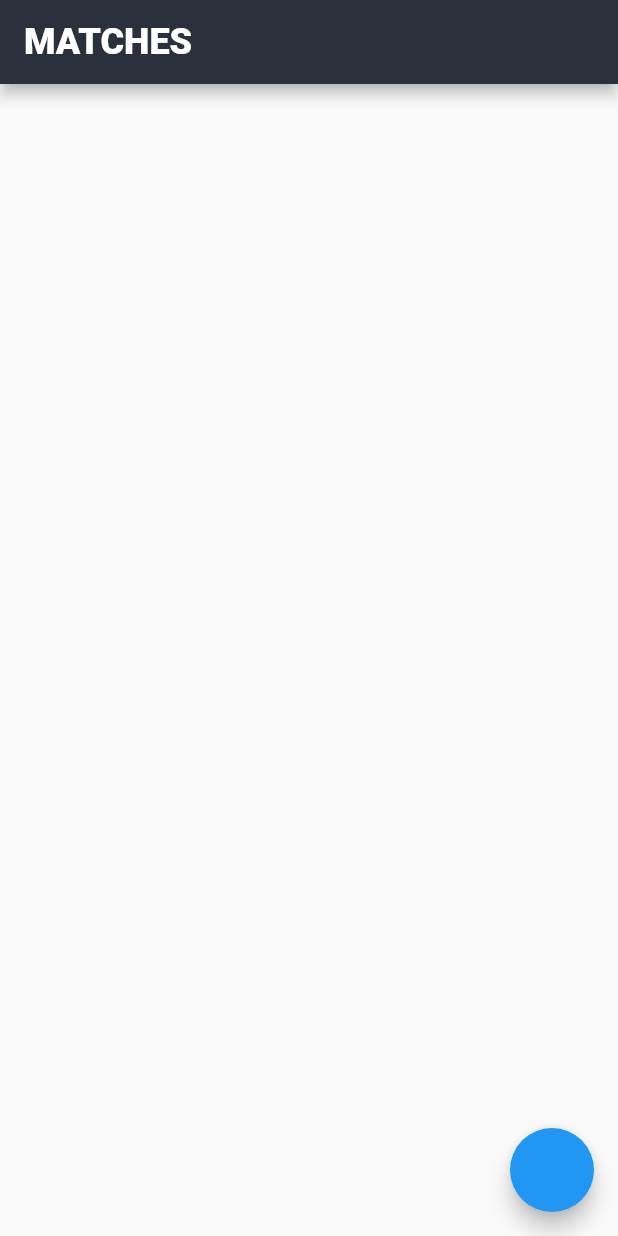
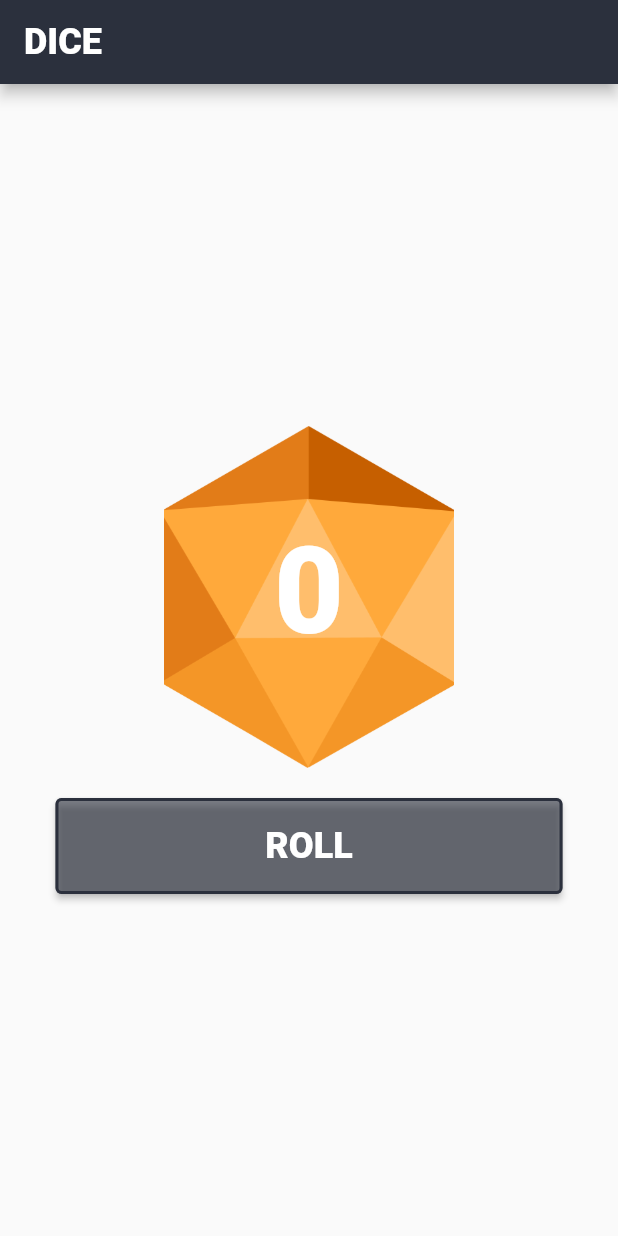
Before and after one commit to adityadave29/football_app, a Flutter app: the screen it shows after launch, on a phone screen of 412 x 824 dp. Run offline on Flutter 3.47's test engine with Material 2 defaults, Android fonts, the phone set to English and light mode, and no system bars; Roboto replaces fonts that are missing (DIN Pro).

Commit message:
"29-sep"

```diff
--- /dev/null
+++ b/lib/components/appbar.dart
@@ -0,0 +1,22 @@
+import 'package:flutter/material.dart';
+
+class appBar extends StatelessWidget {
+  const appBar({super.key, required this.title});
+
+  final String title;
+
+  @override
+  Widget build(BuildContext context) {
+    return Text(
+      title,
+      textAlign: TextAlign.center,
+      style: const TextStyle(
+        color: Colors.white,
+        fontSize: 24,
+        fontFamily: 'DIN Pro',
+        fontWeight: FontWeight.w900,
+        height: 0,
+      ),
+    );
+  }
+}
--- a/lib/main.dart
+++ b/lib/main.dart
@@ -1,4 +1,5 @@
 import 'package:flutter/material.dart';
+import 'package:football_app/screens/dice_roller.dart';
 import 'package:football_app/screens/homepage.dart';
 
 void main() {
@@ -12,7 +13,7 @@ class MyApp extends StatelessWidget {
   Widget build(BuildContext context) {
     return const MaterialApp(
       debugShowCheckedModeBanner: false,
-      home: HomePage(),
+      home: DiceRoller(),
     );
   }
 }
--- /dev/null
+++ b/lib/screens/dice_roller.dart
@@ -0,0 +1,85 @@
+import 'dart:math';
+
+import 'package:flutter/material.dart';
+import 'package:football_app/components/appbar.dart';
+
+class DiceRoller extends StatefulWidget {
+  const DiceRoller({super.key});
+
+  @override
+  State<DiceRoller> createState() => _DiceRollerState();
+}
+
+class _DiceRollerState extends State<DiceRoller> {
+  int randomNumber = 0;
+
+  void generateRandomNumber() {
+    final random = Random();
+    int newRandomNumber = random.nextInt(20) + 1;
+
+    setState(() {
+      randomNumber = newRandomNumber;
+    });
+  }
+
+  @override
+  Widget build(BuildContext context) {
+    return Scaffold(
+      appBar: AppBar(
+        backgroundColor: const Color(0xFF2B303D),
+        title: const appBar(title: 'DICE'),
+      ),
+      body: Center(
+        child: Column(
+          mainAxisAlignment: MainAxisAlignment.center,
+          children: [
+            Stack(
+              alignment: Alignment.center,
+              children: [
+                Container(
+                  width: 193,
+                  height: 228,
+                  decoration: const BoxDecoration(
+                    image: DecorationImage(
+                      image: AssetImage('assets/images/dice.png'),
+                      fit: BoxFit.cover,
+                    ),
+                  ),
+                ),
+                SizedBox(
+                  width: 100,
+                  height: 100,
+                  child: Text(
+                    randomNumber.toString(),
+                    textAlign: TextAlign.center,
+                    style: const TextStyle(
+                      color: Colors.white,
+                      fontSize: 80,
+                      fontFamily: 'DIN Pro',
+                      fontWeight: FontWeight.w900,
+                      height: 0,
+                    ),
+                  ),
+                )
+              ],
+            ),
+            const SizedBox(height: 20),
+            ElevatedButton(
+              style: ElevatedButton.styleFrom(
+                foregroundColor: Colors.white,
+                backgroundColor: const Color(0x992B303D),
+                side: const BorderSide(width: 2, color: Color(0xFF2B303D)),
+              ),
+              onPressed: generateRandomNumber,
+              child: const SizedBox(
+                width: 306,
+                height: 64,
+                child: Center(child: appBar(title: 'ROLL')),
+              ),
+            ),
+          ],
+        ),
+      ),
+    );
+  }
+}
--- a/lib/screens/homepage.dart
+++ b/lib/screens/homepage.dart
@@ -1,6 +1,7 @@
 import 'dart:convert';
 import 'package:flutter/material.dart';
 import 'package:football_app/api.dart';
+import 'package:football_app/components/appbar.dart';
 import 'package:http/http.dart' as http;
 
 class HomePage extends StatefulWidget {
@@ -28,18 +29,9 @@ class _HomePageState extends State<HomePage> {
   Widget build(BuildContext context) {
     return Scaffold(
       appBar: AppBar(
-          backgroundColor: const Color(0xFF2B303D),
-          title: Text(
-            'MATCHES',
-            textAlign: TextAlign.center,
-            style: TextStyle(
-              color: Colors.white,
-              fontSize: 24,
-              fontFamily: 'DIN Pro',
-              fontWeight: FontWeight.w900,
-              height: 0,
-            ),
-          )),
+        backgroundColor: const Color(0xFF2B303D),
+        title: const appBar(title: 'MATCHES'),
+      ),
       body: ListView.builder(
         itemCount: matches.length,
         itemBuilder: (context, index) {
```
Also changed, not shown: 6 other files.
